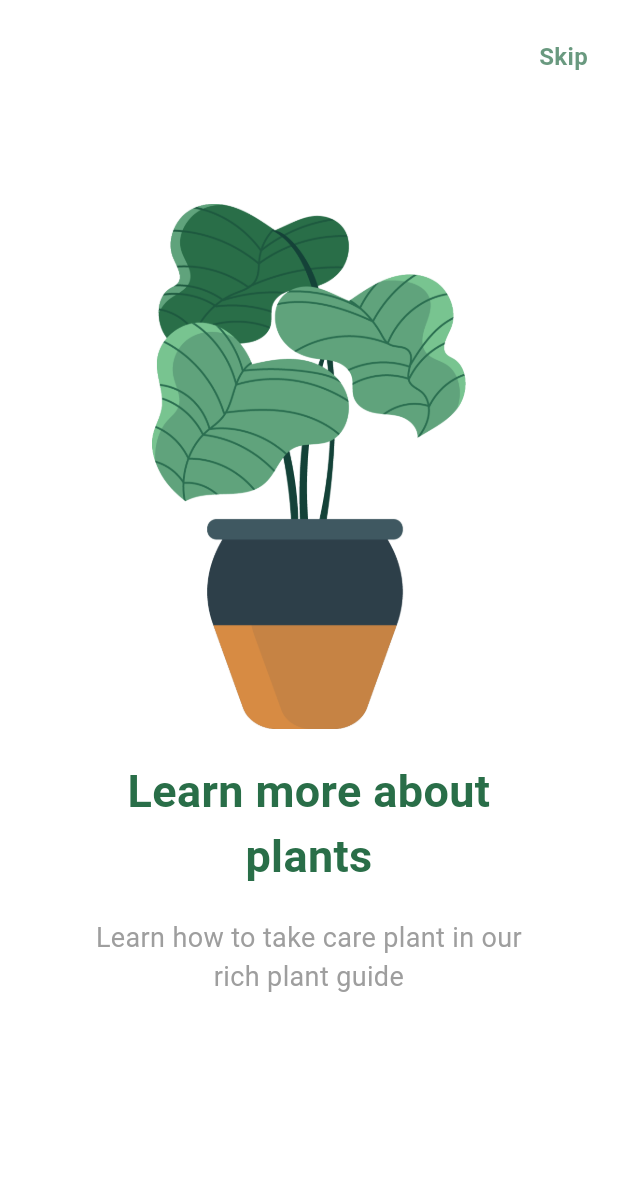
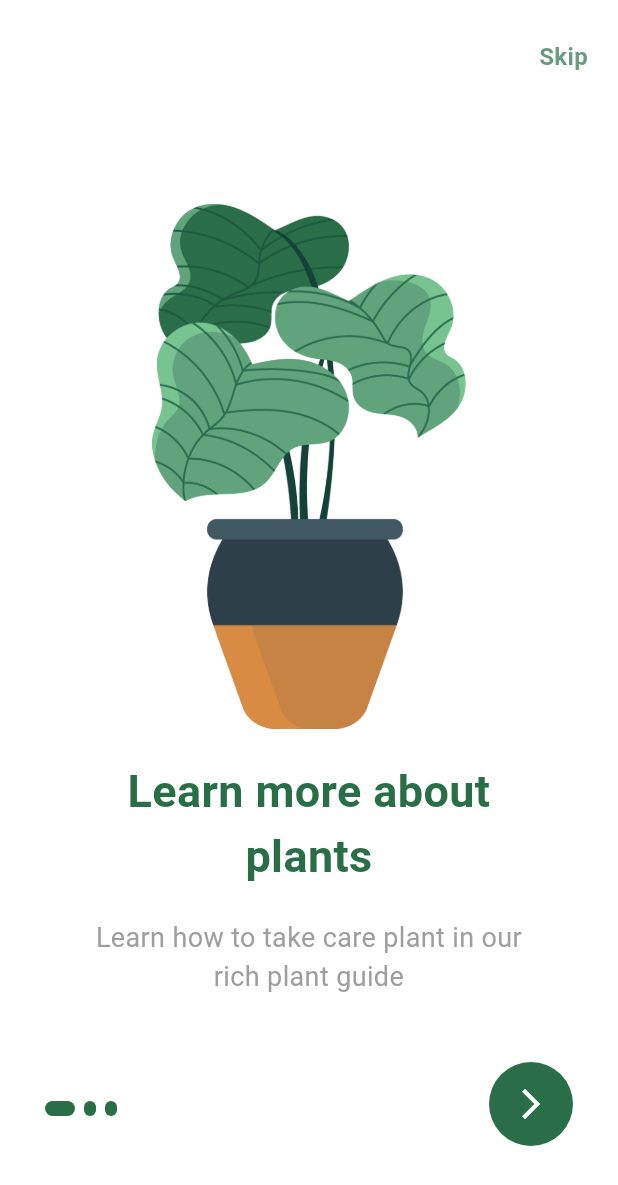
Before and after one commit to SathiaPang/plant_app, a Flutter app: the screen it shows after launch, on a phone screen of 412 x 824 dp. Shown: the top 1185 px of the screen. Run offline on Flutter 3.47's test engine with Material 3 defaults, Android fonts, the phone set to English and light mode, and no system bars.

Commit message:
Finish Onboard Screen

```diff
--- /dev/null
+++ b/lib/components/boardplant.dart
@@ -0,0 +1,54 @@
+
+
+import 'package:flutter/material.dart';
+import 'package:plant_app/constants.dart';
+
+class createPage extends StatelessWidget {
+  final String image;
+  final String title;
+  final String description;
+
+  const createPage({
+    Key? key,
+    required this.image,
+    required this.title,
+    required this.description,
+  }) : super(key: key);
+
+  @override
+  Widget build(BuildContext context) {
+    return Container(
+      padding: EdgeInsets.only(left: 50, right: 50, bottom: 80),
+      child: Column(
+        mainAxisAlignment: MainAxisAlignment.center,
+        children: [
+          SizedBox(
+            height: 350,
+            child: Image.asset(image),
+          ),
+          SizedBox(
+            height: 20,
+          ),
+          Text(
+            title,
+            textAlign: TextAlign.center,
+            style: TextStyle(
+              color: Constants.primaryColor,
+              fontSize: 30,
+              fontWeight: FontWeight.bold,
+            ),
+          ),
+          SizedBox(
+            height: 20,
+          ),
+          Text(
+            description,
+            textAlign: TextAlign.center,
+            style: TextStyle(
+                fontSize: 18, fontWeight: FontWeight.w400, color: Colors.grey),
+          )
+        ],
+      ),
+    );
+  }
+}
--- /dev/null
+++ b/lib/ui/login.dart
@@ -0,0 +1,19 @@
+import 'package:flutter/material.dart';
+import 'package:plant_app/constants.dart';
+
+class LoginScreen extends StatelessWidget {
+  const LoginScreen({super.key});
+
+  @override
+  Widget build(BuildContext context) {
+    return Scaffold(
+      appBar: AppBar(
+        title: Text(
+          'Login Page',
+          style: TextStyle(color: Colors.white),
+        ),
+        backgroundColor: Constants.primaryColor,
+      ),
+    );
+  }
+}
--- a/lib/ui/onboard.dart
+++ b/lib/ui/onboard.dart
@@ -1,9 +1,10 @@
 import 'package:flutter/material.dart';
+import 'package:plant_app/components/boardplant.dart';
 import 'package:plant_app/constants.dart';
+import 'package:plant_app/ui/login.dart';
 
 class OnBoardinScreen extends StatefulWidget {
   const OnBoardinScreen({super.key});
-
   @override
   State<OnBoardinScreen> createState() => _OnBoardinScreenState();
 }
@@ -50,56 +51,95 @@ class _OnBoardinScreenState extends State<OnBoardinScreen> {
             },
             controller: _pageController,
             children: [
-              createPage(),
+              createPage(
+                image: 'assets/images/plant-one.png',
+                title: Constants.titleOne,
+                description: Constants.descriptionOne,
+              ),
+              createPage(
+                image: 'assets/images/plant-two.png',
+                title: Constants.titleTwo,
+                description: Constants.descriptionTwo,
+              ),
+              createPage(
+                image: 'assets/images/plant-three.png',
+                title: Constants.titleThree,
+                description: Constants.descriptionThree,
+              ),
             ],
+          ),
+          //This is the Indicator builder
+          Positioned(
+            bottom: 80,
+            left: 30,
+            child: Row(
+              children: _buildIndicator(),
+            ),
+          ),
+          Positioned(
+            bottom: 60,
+            right: 30,
+            child: Container(
+              child: IconButton(
+                onPressed: () {
+                  setState(() {
+                    if (currentIndex < 2) {
+                      currentIndex++;
+                      if (currentIndex < 3) {
+                        _pageController.nextPage(
+                            duration: Duration(milliseconds: 300),
+                            curve: Curves.easeIn);
+                      }
+                    } else {
+                      Navigator.pushReplacement(context,
+                          MaterialPageRoute(builder: (_) => LoginScreen()));
+                      //Not same as the video because it's dynamic, and can't assign to string
+                    }
+                  });
+                },
+                icon: Icon(
+                  Icons.arrow_forward_ios,
+                  size: 24,
+                  color: Colors.white,
+                ),
+              ),
+              padding: EdgeInsets.all(4),
+              decoration: BoxDecoration(
+                shape: BoxShape.circle,
+                color: Constants.primaryColor,
+              ),
+            ),
           ),
         ],
       ),
     );
   }
-}
 
-class createPage extends StatelessWidget {
-  // final String image;
-  // final Strinb
-  const createPage({
-    Key? key,
-  }) : super(key: key);
-
-  @override
-  Widget build(BuildContext context) {
-    return Container(
-      padding: EdgeInsets.only(left: 50, right: 50, bottom: 80),
-      child: Column(
-        mainAxisAlignment: MainAxisAlignment.center,
-        children: [
-          SizedBox(
-            height: 350,
-            child: Image.asset('assets/images/plant-one.png'),
-          ),
-          SizedBox(
-            height: 20,
-          ),
-          Text(
-            Constants.titleOne,
-            textAlign: TextAlign.center,
-            style: TextStyle(
-              color: Constants.primaryColor,
-              fontSize: 30,
-              fontWeight: FontWeight.bold,
-            ),
-          ),
-          SizedBox(
-            height: 20,
-          ),
-          Text(
-            Constants.descriptionOne,
-            textAlign: TextAlign.center,
-            style: TextStyle(
-                fontSize: 18, fontWeight: FontWeight.w400, color: Colors.grey),
-          )
-        ],
+//Create the indicator decorations wideget here
+  Widget _indicator(bool isActive) {
+    return AnimatedContainer(
+      duration: const Duration(milliseconds: 300),
+      height: 10.0,
+      width: isActive ? 20 : 8,
+      margin: EdgeInsets.only(right: 6),
+      decoration: BoxDecoration(
+        color: Constants.primaryColor,
+        borderRadius: BorderRadius.circular(10),
       ),
     );
   }
+
+  //Create the Indicator list
+  List<Widget> _buildIndicator() {
+    List<Widget> indicators = [];
+
+    for (int i = 0; i < 3; i++) {
+      if (currentIndex == i) {
+        indicators.add(_indicator(true));
+      } else {
+        indicators.add(_indicator(false));
+      }
+    }
+    return indicators;
+  }
 }
```
